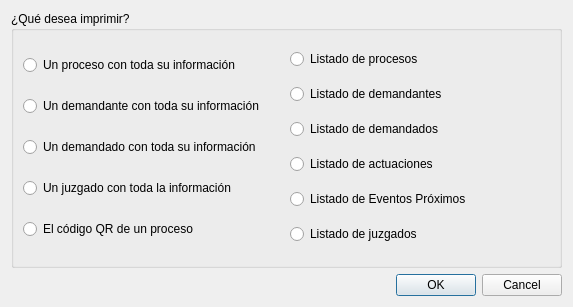
The window that AbogadosDesktop/src/gui/ui/asistenteImpresion.ui (ehmsoft/Desktop) describes before a commit, drawn with Qt 5.
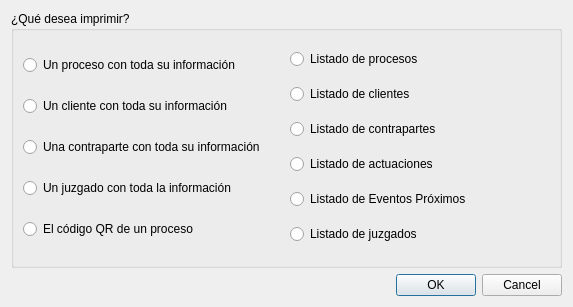
The same window after the commit.

```diff
--- a/AbogadosDesktop/src/gui/ui/asistenteImpresion.ui
+++ b/AbogadosDesktop/src/gui/ui/asistenteImpresion.ui
@@ -44,7 +44,7 @@
            <string>Imprime un demandante con toda su información detallada</string>
           </property>
           <property name="text">
-           <string>Un demandante con toda su información</string>
+           <string>Un cliente con toda su información</string>
           </property>
          </widget>
         </item>
@@ -57,7 +57,7 @@
            <string>Imprime un demandado con toda su información detallada</string>
           </property>
           <property name="text">
-           <string>Un demandado con toda su información</string>
+           <string>Una contraparte con toda su información</string>
           </property>
          </widget>
         </item>
@@ -113,7 +113,7 @@
            <string>Imprime una lista de demandantes con información general de cada uno.</string>
           </property>
           <property name="text">
-           <string>Listado de demandantes</string>
+           <string>Listado de clientes</string>
           </property>
          </widget>
         </item>
@@ -126,7 +126,7 @@
            <string>Imprime una lista de demandados con información general de cada uno.</string>
           </property>
           <property name="text">
-           <string>Listado de demandados</string>
+           <string>Listado de contrapartes</string>
           </property>
          </widget>
         </item>
```
